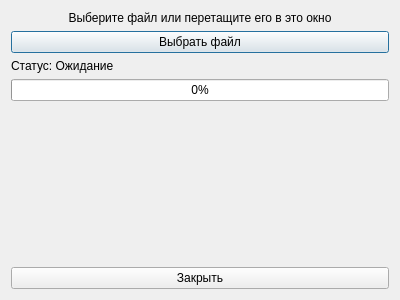
Above: upload_window.ui from Vanillllla/tg_mine_server_bot before the change. Below: the same form after it.
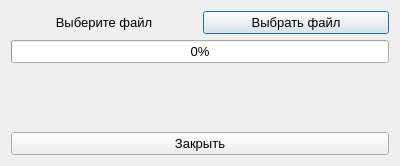
That is the form after the change.

Patch:
```diff
--- a/upload_window.ui
+++ b/upload_window.ui
@@ -7,7 +7,7 @@
     <x>0</x>
     <y>0</y>
     <width>400</width>
-    <height>300</height>
+    <height>166</height>
    </rect>
   </property>
   <property name="windowTitle">
@@ -15,9 +15,16 @@
   </property>
   <layout class="QVBoxLayout" name="verticalLayout">
    <item>
+    <layout class="QHBoxLayout" name="horizontalLayout">
+     <item>
     <widget class="QLabel" name="label">
+       <property name="font">
+        <font>
+         <pointsize>10</pointsize>
+        </font>
+       </property>
      <property name="text">
-      <string>Выберите файл или перетащите его в это окно</string>
+        <string>Выберите файл</string>
      </property>
      <property name="alignment">
       <set>Qt::AlignCenter</set>
@@ -29,20 +36,25 @@
    </item>
    <item>
     <widget class="QPushButton" name="selectFileButton">
+       <property name="font">
+        <font>
+         <pointsize>10</pointsize>
+        </font>
+       </property>
      <property name="text">
       <string>Выбрать файл</string>
      </property>
     </widget>
    </item>
-   <item>
-    <widget class="QLabel" name="statusLabel">
-     <property name="text">
-      <string>Статус: Ожидание</string>
-     </property>
-    </widget>
+    </layout>
    </item>
    <item>
     <widget class="QProgressBar" name="progressBar">
+     <property name="font">
+      <font>
+       <pointsize>10</pointsize>
+      </font>
+     </property>
      <property name="value">
       <number>0</number>
      </property>
@@ -63,6 +75,11 @@
    </item>
    <item>
     <widget class="QPushButton" name="closeButton">
+     <property name="font">
+      <font>
+       <pointsize>10</pointsize>
+      </font>
+     </property>
      <property name="text">
       <string>Закрыть</string>
      </property>
```
Lines whose indentation alone changed are shown as unchanged.
